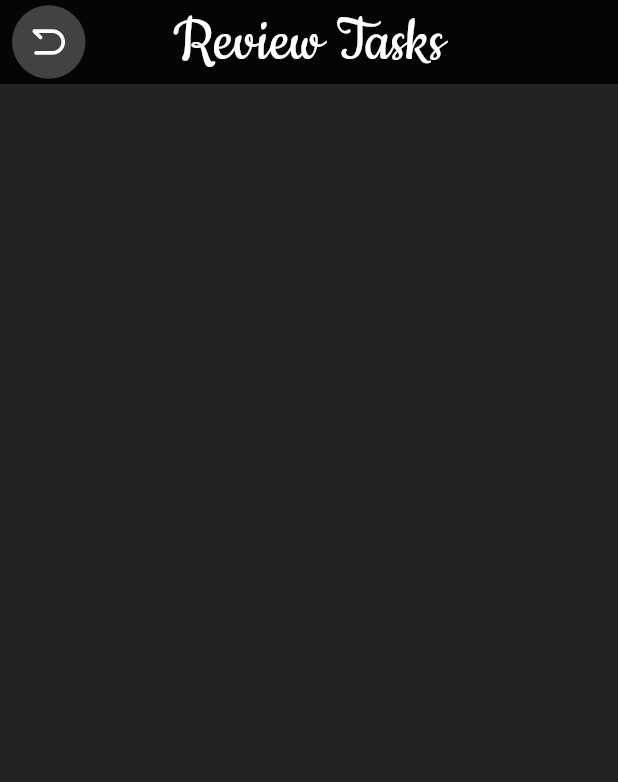
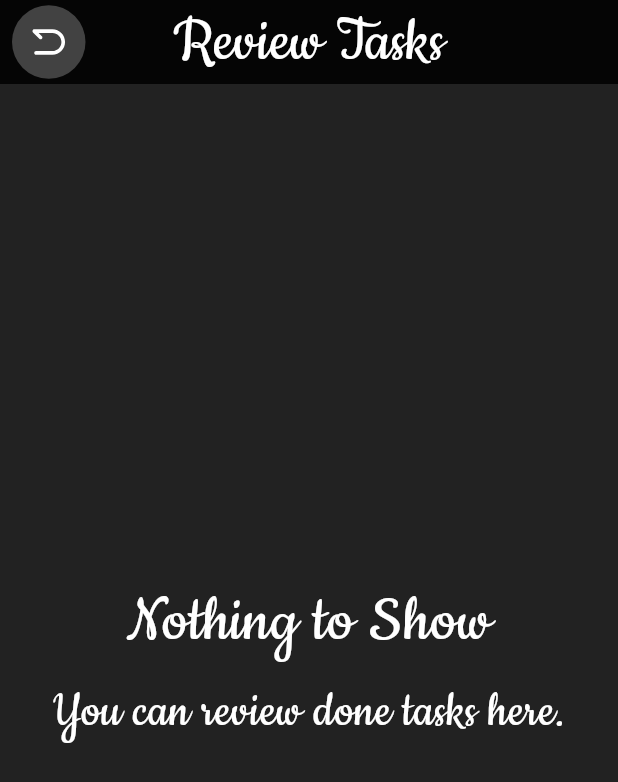
Before and after one commit to unclegenson/Daily_tasks_GetX, a Flutter app: the ReviewScreen screen opened directly, on a phone screen of 412 x 824 dp. Shown: the top 782 px of the screen. Run offline on Flutter 3.47's test engine with Material 3 defaults, Android fonts, the light colour scheme and no system bars; our stand-ins replace audioplayers, awesome_notifications, dropdown_button2, flutter_svg, get, get_storage and 5 more; missing offline and left inert: bottom_picker, flutter_material_color_picker, flutter_sound, panara_dialogs; accounts and stored records are empty.

Commit message:
enable vibration in notifs play sound in notifs fix bug of choosing image for each task and user add notif model fix maxlines of each task with an antic method (indexes) edit persian font sizes add nothing to show in review screen fix the bug of delete every db

```diff
--- a/lib/bindings/bindings.dart
+++ b/lib/bindings/bindings.dart
@@ -2,6 +2,7 @@ import 'package:daily_tasks_getx/controllers/birthday_controller.dart';
 import 'package:daily_tasks_getx/controllers/category_controller.dart';
 import 'package:daily_tasks_getx/controllers/done_task_controller.dart';
 import 'package:daily_tasks_getx/controllers/image_controller.dart';
+import 'package:daily_tasks_getx/controllers/notif_controller.dart';
 import 'package:daily_tasks_getx/controllers/task_controller.dart';
 import 'package:daily_tasks_getx/controllers/text_field_controller.dart';
 import 'package:daily_tasks_getx/controllers/trasnlate_cntroller.dart';
@@ -18,6 +19,7 @@ class MyBindings extends Bindings {
     Get.put(TrasnlateController());
     Get.put(DoneTaskController());
     Get.put(CategoryController());
-    Get.put(BirthdayController(), permanent: true);
+    Get.put(BirthdayController());
+    Get.put(NotifController());
   }
 }
--- /dev/null
+++ b/lib/controllers/notif_controller.dart
@@ -0,0 +1,31 @@
+import 'package:daily_tasks_getx/models/general_models.dart';
+import 'package:flutter/material.dart';
+import 'package:get/get.dart';
+import 'package:get_storage/get_storage.dart';
+
+class NotifController extends GetxController {
+  var notifs = <NotifModel>[].obs;
+  var wantToChange = false.obs;
+  var index = 0;
+  var nameCon = TextEditingController();
+  var numberCon = TextEditingController();
+  var hour = 23.obs;
+  var minute = 0.obs;
+
+  @override
+  void onInit() {
+    var box = GetStorage();
+
+    if (box.read('notif') != null) {
+      var notifList = box.read('notif');
+      for (var notifItem in notifList) {
+        notifs.add(NotifModel.fromJson(notifItem));
+      }
+    }
+
+    ever(notifs, (callback) {
+      box.write('notif', notifs.toJson());
+    });
+    super.onInit();
+  }
+}
--- a/lib/models/translate.dart
+++ b/lib/models/translate.dart
@@ -147,9 +147,25 @@ Your profile data will be unreachable for others.''',
           'Are you sure you want to delete this Birhday?':
               'Are you sure you want to delete this Birhday?',
           'user info added': 'user info added',
-          'user info updated': 'user info updated'
+          'user info updated': 'user info updated',
+          'Daily Tasks reminder': 'Daily Tasks reminder',
+          "Make your tomorrow's plan ready!":
+              "Make your tomorrow's plan ready!",
+          'Ideally Theme': 'Ideally Theme',
+          "You're already premium :)": "You're already premium :)",
+          'Nothing to Show': 'Nothing to Show',
+          'You can review done tasks here.': 'You can review done tasks here.',
+          'Review Tasks': 'Review Tasks'
         },
         'fa': {
+          'Review Tasks': 'مرور وظایف',
+          "You can review done tasks here.":
+              'در این بخش وظایف انجام شده نمایش داده می شوند.',
+          'Nothing to Show': 'موردی برای نمایش موجود نیست',
+          "You're already premium :)": "شما هم اکنون در وضعیت پرمیموم هستید",
+          'Ideally Theme': 'تم دلخواه',
+          "Make your tomorrow's plan ready!": "برنامه فردات رو آماده کن",
+          'Daily Tasks reminder': 'یادآور روزانه تنظیم برنامه ',
           'user info updated': 'اطلاعات کاربر تغییر کرد',
           'user info added': 'اطلاعات کاربر اضافه شد',
           'Are you sure you want to delete this Birhday?':
@@ -229,9 +245,9 @@ Your profile data will be unreachable for others.''',
           "English": "انگلیسی",
           "Persian": "فارسی",
           "Birthday List": "لیست تولد ها",
-          "Edit Name": ": اضافه کردن اسم",
-          "Edit Birthday Date": ": ویرایش تاریخ تولد",
-          "Edit Phone Number": ": ویرایش شماره تماس",
+          "Edit Name": "نام",
+          "Edit Birthday Date": "تاریخ تولد",
+          "Edit Phone Number": "شماره تماس",
           "Edit The Birthday Item": "!لطفا آیتم های تولد را ویرایش کنید",
           "Nothing Added": "چیزی اضافه نشده",
           "Edit Category": "ویراش دسته بندی",
--- a/lib/screens/edit_profile.dart
+++ b/lib/screens/edit_profile.dart
@@ -30,6 +30,7 @@ Future showOptions() async {
             style: const TextStyle(color: Colors.black),
           ),
           onPressed: () {
+            Get.find<ImageController>().from.value = 'user';
             Get.find<ImageController>().getImage(ImageSource.gallery);
 
             Get.find<UserInfoController>().image.value =
@@ -51,6 +52,7 @@ Future showOptions() async {
             style: const TextStyle(color: Colors.black),
           ),
           onPressed: () {
+            Get.find<ImageController>().from.value = 'user';
             Get.find<ImageController>().getImage(ImageSource.camera);
           },
         ),
--- a/lib/screens/home.dart
+++ b/lib/screens/home.dart
@@ -232,6 +232,31 @@ class HomeBody extends StatelessWidget {
     //
     Get.find<TextFieldController>().taskDesc!.text =
         Get.find<TaskController>().tasks[index].description!;
+
+    Get.find<TaskController>().category.value =
+        Get.find<TaskController>().tasks[index].category!;
+
+    Get.find<ImageController>().imagePath.value =
+        Get.find<TaskController>().tasks[index].image!;
+
+    Get.find<TaskController>().day.value =
+        Get.find<TaskController>().tasks[index].day!;
+
+    Get.find<TaskController>().hour.value =
+        Get.find<TaskController>().tasks[index].hour!;
+
+    Get.find<TaskController>().minute.value =
+        Get.find<TaskController>().tasks[index].minute!;
+
+    Get.find<TaskController>().month.value =
+        Get.find<TaskController>().tasks[index].month!;
+
+    Get.find<TaskController>().year.value =
+        Get.find<TaskController>().tasks[index].year!;
+
+    Get.find<TaskController>().weekDay.value =
+        Get.find<TaskController>().tasks[index].weekDay!;
+
     Get.to(() => const AddTaskScreen());
   }
 
@@ -373,7 +398,7 @@ class DoneOrDeleteWidgets extends StatelessWidget {
                   onPressed: () {
                     PanaraConfirmDialog.showAnimatedGrow(
                       context,
-                      title: 'done?'.tr,
+                      title: 'Done?'.tr,
                       message: "Press Yes if you'he done this task.".tr,
                       confirmButtonText: 'Yes'.tr,
                       cancelButtonText: 'No'.tr,
@@ -630,7 +655,7 @@ class ShowDescriptionInTheTask extends StatelessWidget {
   @override
   Widget build(BuildContext context) {
     return Container(
-      padding: const EdgeInsets.only(left: 12, right: 10),
+      padding: const EdgeInsets.only(left: 12, right: 12),
       child: Align(
         alignment: Alignment.topLeft,
         child: Text(
@@ -643,7 +668,10 @@ class ShowDescriptionInTheTask extends StatelessWidget {
             color: Colors.black54,
           ),
           overflow: TextOverflow.ellipsis,
-          maxLines: 3,
+          maxLines:
+              [3, 7, 15, 19, 27, 31, 39, 43, 51, 55, 63, 67, 75].contains(index)
+                  ? 10
+                  : 3,
         ),
       ),
     );
@@ -702,7 +730,8 @@ class EmptyHomeBodyWidget extends StatelessWidget {
           'Add New Task!'.tr,
           style: TextStyle(
             color: Colors.white,
-            fontSize: 45,
+            fontSize:
+                Get.find<UserInfoController>().language.value == 'en' ? 45 : 36,
             fontFamily: Get.find<UserInfoController>().language.value == 'en'
                 ? 'title'
                 : 'farsi',
--- a/lib/screens/review_tasks_screen.dart
+++ b/lib/screens/review_tasks_screen.dart
@@ -3,6 +3,7 @@ import 'dart:ui';
 
 import 'package:audioplayers/audioplayers.dart';
 import 'package:daily_tasks_getx/controllers/done_task_controller.dart';
+import 'package:daily_tasks_getx/controllers/user_info_controller.dart';
 import 'package:daily_tasks_getx/widgets/widgets.dart';
 import 'package:flutter/material.dart';
 import 'package:flutter_sound/public/flutter_sound_player.dart' as h;
@@ -69,7 +70,47 @@ class _ReviewScreenState extends State<ReviewScreen> {
       ),
       body: Padding(
         padding: const EdgeInsets.all(12),
+        child: Get.find<DoneTaskController>().doneTasks.isEmpty
+            ? Center(
                 child: Column(
+                  mainAxisAlignment: MainAxisAlignment.center,
+                  children: [
+                    Text(
+                      'Nothing to Show'.tr,
+                      style: TextStyle(
+                        color: Colors.white,
+                        fontSize:
+                            Get.find<UserInfoController>().language.value ==
+                                    'en'
+                                ? 48
+                                : 38,
+                        fontFamily:
+                            Get.find<UserInfoController>().language.value ==
+                                    'en'
+                                ? 'title'
+                                : 'farsi',
+                      ),
+                    ),
+                    Text(
+                      'You can review done tasks here.'.tr,
+                      style: TextStyle(
+                        color: Colors.white,
+                        fontSize:
+                            Get.find<UserInfoController>().language.value ==
+                                    'en'
+                                ? 36
+                                : 20,
+                        fontFamily:
+                            Get.find<UserInfoController>().language.value ==
+                                    'en'
+                                ? 'title'
+                                : 'farsi',
+                      ),
+                    ),
+                  ],
+                ),
+              )
+            : Column(
                 children: [
                   SizedBox(
                     height: Get.height * 8 / 10,
@@ -79,14 +120,19 @@ class _ReviewScreenState extends State<ReviewScreen> {
                           height: 10,
                         );
                       },
-                itemCount: Get.find<DoneTaskController>().doneTasks.length,
+                      itemCount:
+                          Get.find<DoneTaskController>().doneTasks.length,
                       itemBuilder: (context, index) {
                         return GestureDetector(
                           onLongPress: () {
                             longPressEachTask(index, context);
                           },
                           child: Stack(
-                      alignment: Alignment.bottomRight,
+                            alignment:
+                                Get.find<UserInfoController>().language.value ==
+                                        'en'
+                                    ? Alignment.bottomRight
+                                    : Alignment.bottomLeft,
                             children: [
                               Container(
                                 height: 100,
@@ -125,7 +171,8 @@ class _ReviewScreenState extends State<ReviewScreen> {
                                         vertical: 12,
                                       ),
                                       child: Column(
-                                  crossAxisAlignment: CrossAxisAlignment.start,
+                                        crossAxisAlignment:
+                                            CrossAxisAlignment.start,
                                         children: [
                                           ShowTitle(
                                             index: index,
--- a/lib/screens/settings_screen.dart
+++ b/lib/screens/settings_screen.dart
@@ -6,7 +6,6 @@ import 'package:daily_tasks_getx/screens/notifications_screen.dart';
 import 'package:daily_tasks_getx/widgets/widgets.dart';
 import 'package:flutter/material.dart';
 import 'package:get/get.dart';
-import 'package:get_storage/get_storage.dart';
 import 'package:panara_dialogs/panara_dialogs.dart';
 
 class SettingsScreen extends StatelessWidget {
@@ -166,8 +165,6 @@ class SettingsScreen extends StatelessWidget {
                       Get.back();
                     },
                     onTapConfirm: () async {
-                      var box = GetStorage();
-                      await box.erase();
                       Get.find<TaskController>().tasks.clear();
                       Get.back();
                     },
```
Also changed, not shown: lib/controllers/image_controller.dart (+7 -1 lines), lib/main.dart (+4 -5 lines), lib/models/general_models.dart (+21 -0 lines), lib/screens/add_birthday_screen.dart (+14 -14 lines), lib/screens/add_task.dart (+31 -30 lines), lib/screens/go_premium.dart (+15 -3 lines), lib/screens/notifications_screen.dart (+35 -45 lines), lib/widgets/widgets.dart (+17 -9 lines), 1 other file. Lines whose indentation alone changed are shown as unchanged.
